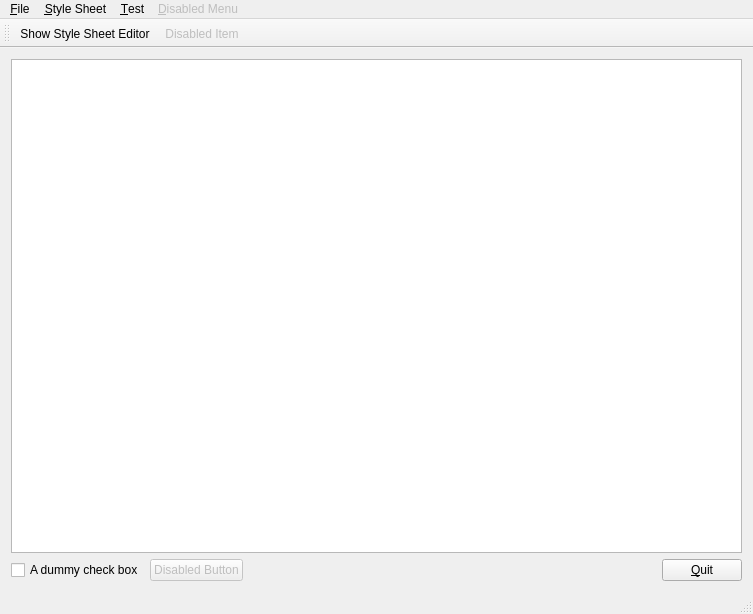
The window that TestApps/StyleSheetEditorTest/MainWindow.ui (xmichelo/XMiLib) describes before a commit, drawn with Qt 5.
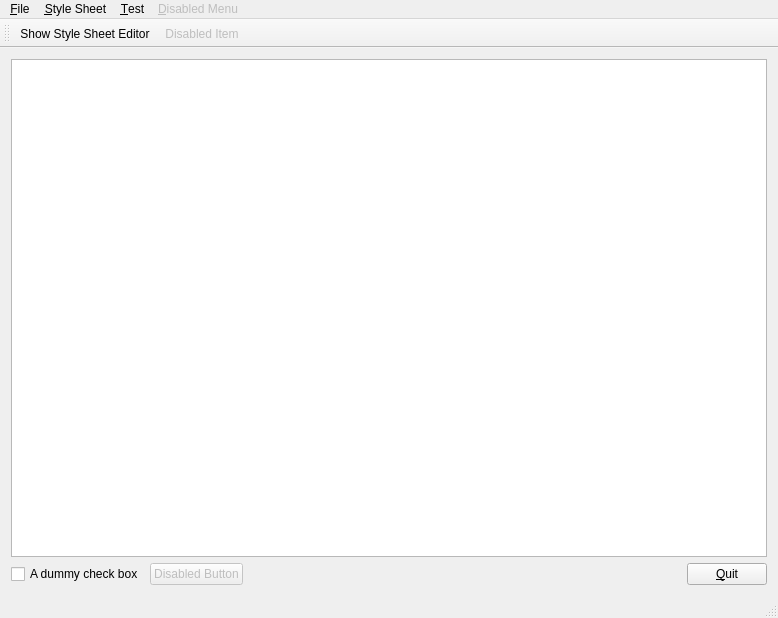
The same window after the commit.

What changed in the file:
```diff
--- a/TestApps/StyleSheetEditorTest/MainWindow.ui
+++ b/TestApps/StyleSheetEditorTest/MainWindow.ui
@@ -6,8 +6,8 @@
    <rect>
     <x>0</x>
     <y>0</y>
-    <width>753</width>
-    <height>614</height>
+    <width>778</width>
+    <height>618</height>
    </rect>
   </property>
   <property name="windowTitle">
@@ -16,7 +16,11 @@
   <widget class="QWidget" name="centralWidget">
    <layout class="QVBoxLayout" name="verticalLayout">
     <item>
-     <widget class="QTextEdit" name="edit"/>
+     <widget class="QTextEdit" name="edit">
+      <property name="lineWrapMode">
+       <enum>QTextEdit::NoWrap</enum>
+      </property>
+     </widget>
     </item>
     <item>
      <layout class="QHBoxLayout" name="horizontalLayout">
@@ -66,7 +70,7 @@
     <rect>
      <x>0</x>
      <y>0</y>
-     <width>753</width>
+     <width>778</width>
      <height>21</height>
     </rect>
    </property>
```
